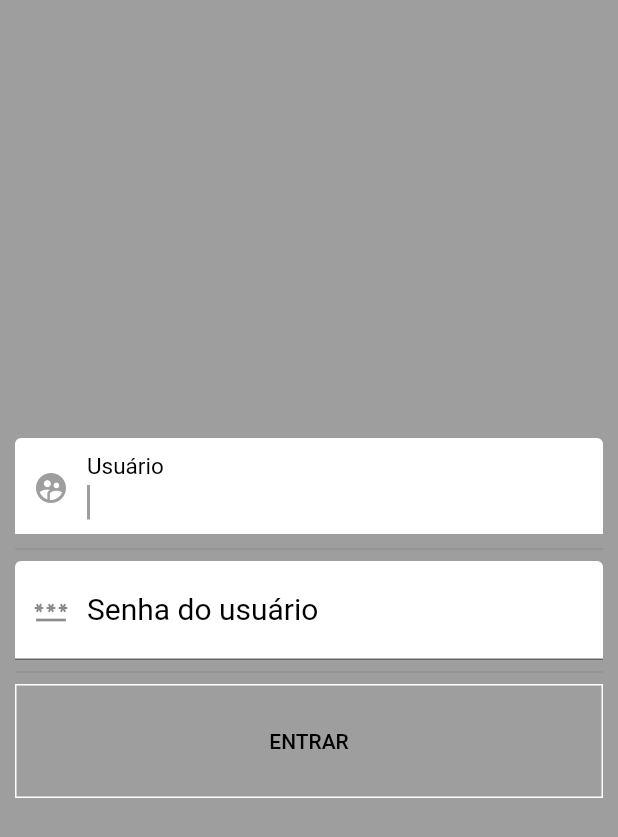
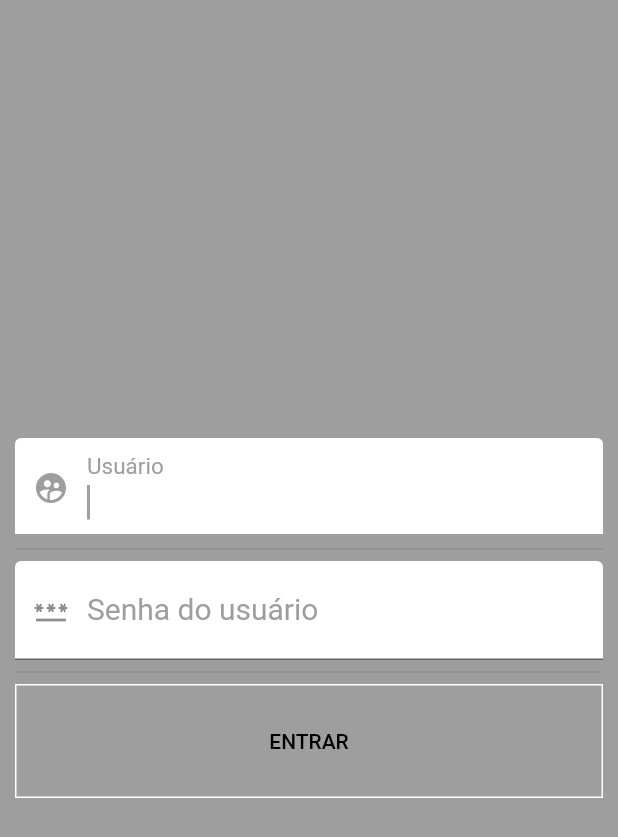
Before and after one commit to Gushono/prova02, a Flutter app: the screen it shows after launch, on a phone screen of 412 x 824 dp. Shown: the top 837 px of the screen. Run offline on Flutter 3.47's test engine with Material 2 defaults, Android fonts, the phone set to English and light mode, and no system bars.

```diff
--- a/lib/main.dart
+++ b/lib/main.dart
@@ -39,9 +39,9 @@ class _MyHomePageState extends State<MyHomePage> {
               crossAxisAlignment: CrossAxisAlignment.stretch,
               mainAxisAlignment: MainAxisAlignment.center,
               children: <Widget>[
-                TextField(controller: user, autofocus: true, keyboardType: TextInputType.number, style: TextStyle(color: Colors.blue, fontSize: 20), decoration: InputDecoration(prefixIcon: Icon(Icons.supervised_user_circle), labelText: "Usuário", labelStyle: TextStyle(color: Colors.black), fillColor: Colors.white, filled: true)),
+                TextField(controller: user, autofocus: true, keyboardType: TextInputType.number, style: TextStyle(color: Colors.blue, fontSize: 20), decoration: InputDecoration(prefixIcon: Icon(Icons.supervised_user_circle), labelText: "Usuário", labelStyle: TextStyle(color: Colors.grey), fillColor: Colors.white, filled: true)),
                 Divider(),
-                TextField(controller: pass, autofocus: true, obscureText: true, keyboardType: TextInputType.text, style: TextStyle(color: Colors.blue, fontSize: 20), decoration: InputDecoration(prefixIcon: Icon(Icons.password), labelText: "Senha do usuário", labelStyle: TextStyle(color: Colors.black), fillColor: Colors.white, filled: true)),
+                TextField(controller: pass, autofocus: true, obscureText: true, keyboardType: TextInputType.text, style: TextStyle(color: Colors.blue, fontSize: 20), decoration: InputDecoration(prefixIcon: Icon(Icons.password), labelText: "Senha do usuário", labelStyle: TextStyle(color: Colors.grey), fillColor: Colors.white, filled: true)),
                 Divider(),
                 FlatButton(
                   shape: RoundedRectangleBorder(borderRadius: BorderRadius.circular(0.0), side: BorderSide(color: Colors.white)),
```
Also changed, not shown: 1 other file.
